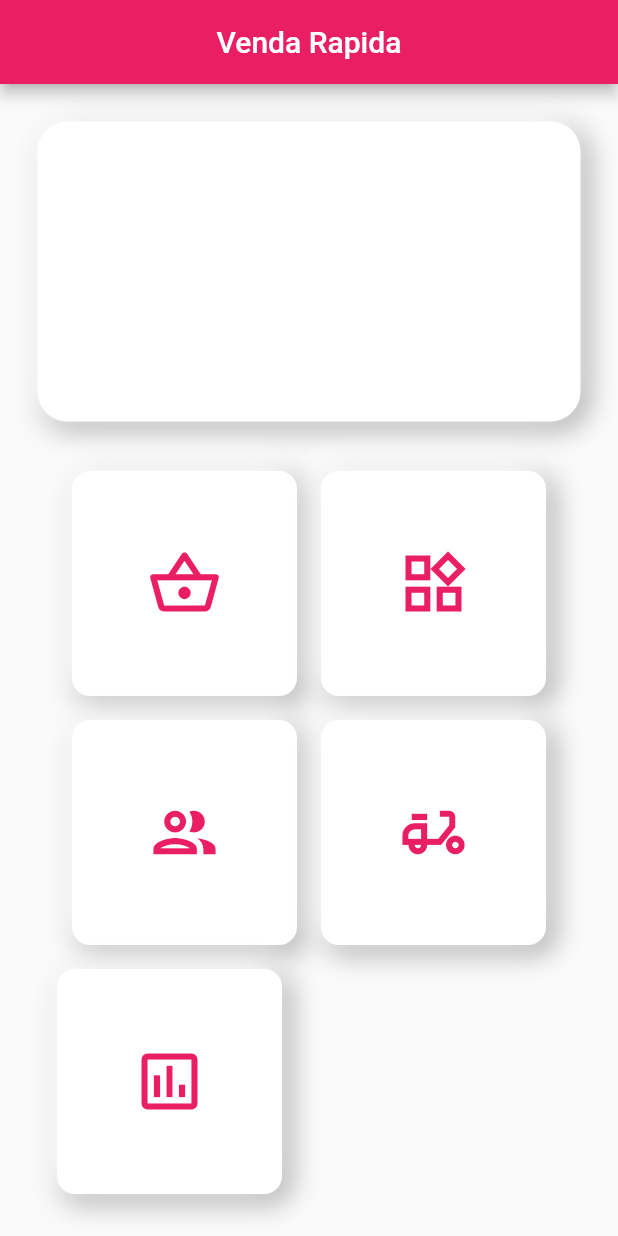
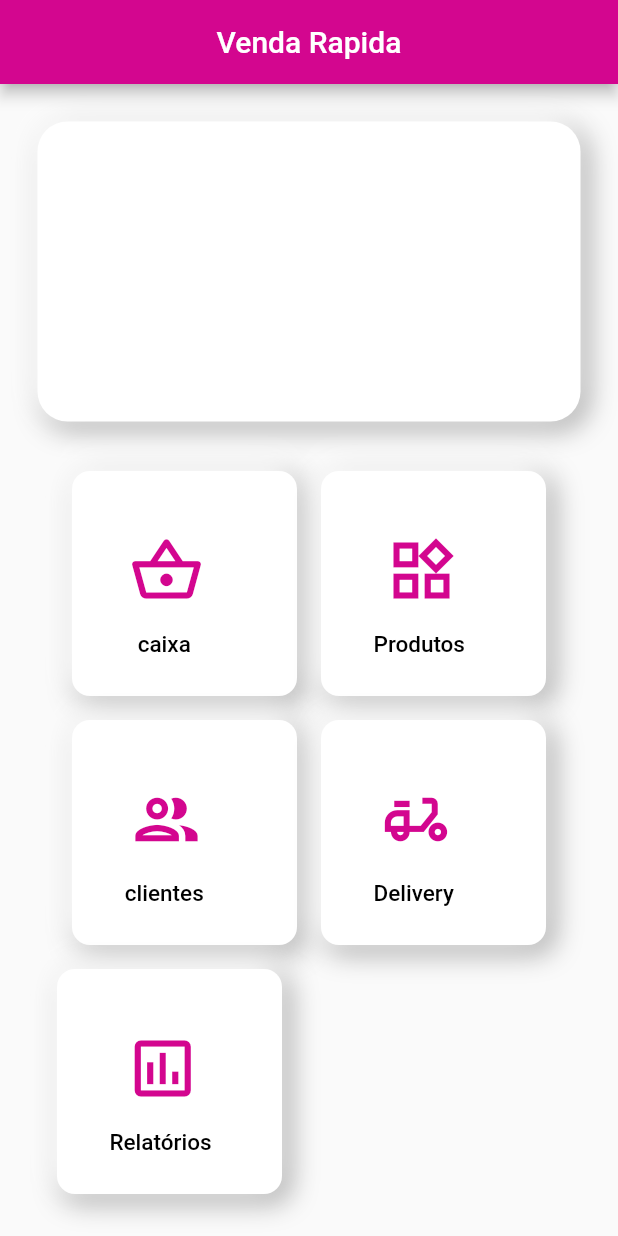
Before and after one commit to WSilvaM/venda_rapida, a Flutter app: the screen it shows after launch, on a phone screen of 412 x 824 dp. Run offline on Flutter 3.47's test engine with Material 2 defaults, Android fonts, the light colour scheme and no system bars.

Commit message:
Ultimos ajustes da tela inicio

```diff
--- a/lib/Comtainer.dart
+++ b/lib/Comtainer.dart
@@ -1,11 +1,37 @@
 import 'package:flutter/material.dart';
 import 'package:venda_rapida/styleCores/Cores.dart';
 
-Widget Containerbuild(IconButton iconButton,){
+Widget Containerbuild(IconButton iconButton,String texto){
   return Padding(
     padding: const EdgeInsets.all(8.0),
-    child: Container(
-      child:iconButton,
+    child: Column(
+      children: [
+
+        Container(
+          child :
+      Row(
+        children: [
+          Column(mainAxisAlignment: MainAxisAlignment.center,
+             children: [
+                Padding(
+                  padding: const EdgeInsets.only(top: 10,left:30,right: 30,bottom: 15),
+                  child: iconButton,
+                ),
+                    Padding(
+                      padding: const EdgeInsets.only(top: 10, left: 35,right: 20,bottom: 2),
+                      child: Text(
+                      texto,
+                       style: TextStyle(
+                          color: ColorsApp.black,
+                           fontWeight: FontWeight.w500,
+                          fontSize: 15),
+                            ),
+                    ),
+              ],
+            ),
+        ],
+      ),
+
            width: 150,
            height: 150,
            decoration: BoxDecoration(
@@ -21,14 +47,17 @@ Widget Containerbuild(IconButton iconButton,){
                 BoxShadow(
                   color: Colors.white,
                   offset: Offset(-4.0,-4.0),
+
                   blurRadius: 15.0,
                   spreadRadius: 1.0,
-            )
+                ),
 
               ]
+                ),
+
 
               ),
-
+      ],
     ),
   );
 }
--- a/lib/main.dart
+++ b/lib/main.dart
@@ -18,7 +18,7 @@ class MyApp extends StatelessWidget {
       title: 'Flutter Demo',
       theme: ThemeData(
 
-        primarySwatch: Colors.pink
+        primarySwatch:Colors.pink ,
       ),
       home: const MyHomePage(title: 'Venda Rapida'),
     );
@@ -39,9 +39,9 @@ class _MyHomePageState extends State<MyHomePage> {
   Widget build(BuildContext context) {
 
     return Scaffold(
-      appBar: AppBar(
+      appBar: AppBar(backgroundColor: ColorsApp.primary,
 
-        title: Center(child: Text(widget.title)),
+        title: Center(child: Text(widget.title,)),
       ),
       body:
 
@@ -77,16 +77,19 @@ class _MyHomePageState extends State<MyHomePage> {
               children: [
                 Containerbuild(IconButton(
                   onPressed: null, icon: Icon
-                  (Icons.shopping_basket_outlined, color: ColorsApp.primary,size: 50,)),),
-                Containerbuild(IconButton(onPressed: null, icon: Icon(Icons.now_widgets_outlined,color: ColorsApp.primary,size: 50,))),
+                  (Icons.shopping_basket_outlined,
+                  color: ColorsApp.primary,size: 50,)),"caixa"),
+                Containerbuild(IconButton(onPressed: null,
+                 icon: Icon(Icons.now_widgets_outlined,color: ColorsApp.primary,size: 50,)),"Produtos"),
               ],
             ),
              Row(mainAxisAlignment: MainAxisAlignment.center,
           children: [
             Containerbuild(IconButton(onPressed: null, icon: Icon(Icons.group_outlined,
             color: ColorsApp.primary,size: 50,
-            ),),),
-            Containerbuild(IconButton(onPressed: null, icon: Icon(Icons.moped_outlined,color: ColorsApp.primary,size: 50,))),
+            ),),"clientes"),
+            Containerbuild(IconButton(onPressed: null, icon: Icon
+            (Icons.moped_outlined,color: ColorsApp.primary,size: 50,)),"Delivery"),
           ],
 
         ),
@@ -95,7 +98,9 @@ class _MyHomePageState extends State<MyHomePage> {
            child: Row(mainAxisAlignment: MainAxisAlignment.start,
             children: [
 
-              Containerbuild(IconButton(onPressed: null, icon: Icon(Icons.insert_chart_outlined_outlined,color: ColorsApp.primary,size: 50,))),
+              Containerbuild(IconButton(onPressed: null,
+              icon: Icon(Icons.insert_chart_outlined_outlined,color:
+               ColorsApp.primary,size: 50,)),"Relatórios"),
             ],
 
                ),
--- a/lib/styleCores/Cores.dart
+++ b/lib/styleCores/Cores.dart
@@ -1,7 +1,7 @@
 import 'package:flutter/material.dart';
 
 class ColorsApp {
-  static const Color primary = Colors.pink;
+  static const Color primary = Color.fromARGB(255, 211, 6, 143);
 
   static const Color black = Color(0xff000000);
 
```
Lines whose indentation alone changed are shown as unchanged.
